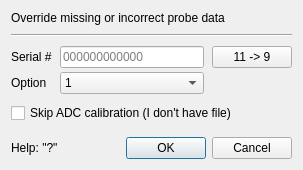
First picture: the form in Forms/IMForceDlg.ui, repository billkarsh/SpikeGLX, before the edit.
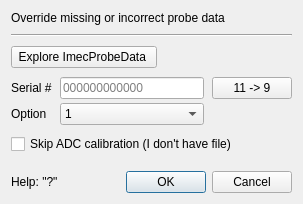
Second picture: the form after the edit.

Commit message: Force gets 'Explore ImecProbeData' button

The edit to the form file:
```diff
--- a/Forms/IMForceDlg.ui
+++ b/Forms/IMForceDlg.ui
@@ -7,7 +7,7 @@
     <x>0</x>
     <y>0</y>
     <width>293</width>
-    <height>170</height>
+    <height>204</height>
    </rect>
   </property>
   <property name="windowTitle">
@@ -17,7 +17,57 @@
    <property name="verticalSpacing">
     <number>9</number>
    </property>
+   <item row="0" column="0">
+    <widget class="QLabel" name="label">
+     <property name="text">
+      <string>Override missing or incorrect probe data</string>
+     </property>
+    </widget>
+   </item>
+   <item row="1" column="0">
+    <widget class="Line" name="line">
+     <property name="sizePolicy">
+      <sizepolicy hsizetype="Expanding" vsizetype="Fixed">
+       <horstretch>0</horstretch>
+       <verstretch>0</verstretch>
+      </sizepolicy>
+     </property>
+     <property name="orientation">
+      <enum>Qt::Horizontal</enum>
+     </property>
+    </widget>
+   </item>
    <item row="2" column="0">
+    <layout class="QHBoxLayout" name="horizontalLayout_2">
+     <item>
+      <widget class="QPushButton" name="exploreBut">
+       <property name="sizePolicy">
+        <sizepolicy hsizetype="Preferred" vsizetype="Preferred">
+         <horstretch>0</horstretch>
+         <verstretch>0</verstretch>
+        </sizepolicy>
+       </property>
+       <property name="text">
+        <string> Explore ImecProbeData  </string>
+       </property>
+      </widget>
+     </item>
+     <item>
+      <spacer name="horizontalSpacer_2">
+       <property name="orientation">
+        <enum>Qt::Horizontal</enum>
+       </property>
+       <property name="sizeHint" stdset="0">
+        <size>
+         <width>40</width>
+         <height>20</height>
+        </size>
+       </property>
+      </spacer>
+     </item>
+    </layout>
+   </item>
+   <item row="3" column="0">
     <layout class="QGridLayout" name="gridLayout">
      <property name="horizontalSpacing">
       <number>8</number>
@@ -115,7 +165,33 @@
      </item>
     </layout>
    </item>
+   <item row="4" column="0">
+    <widget class="QCheckBox" name="skipChk">
+     <property name="sizePolicy">
+      <sizepolicy hsizetype="Preferred" vsizetype="Preferred">
+       <horstretch>0</horstretch>
+       <verstretch>0</verstretch>
+      </sizepolicy>
+     </property>
+     <property name="text">
+      <string>Skip ADC calibration (I don't have file)</string>
+     </property>
+    </widget>
+   </item>
    <item row="5" column="0">
+    <spacer name="verticalSpacer">
+     <property name="orientation">
+      <enum>Qt::Vertical</enum>
+     </property>
+     <property name="sizeHint" stdset="0">
+      <size>
+       <width>10</width>
+       <height>12</height>
+      </size>
+     </property>
+    </spacer>
+   </item>
+   <item row="6" column="0">
     <layout class="QHBoxLayout" name="horizontalLayout">
      <property name="spacing">
       <number>8</number>
@@ -164,52 +240,6 @@
      </item>
     </layout>
    </item>
-   <item row="4" column="0">
-    <spacer name="verticalSpacer">
-     <property name="orientation">
-      <enum>Qt::Vertical</enum>
-     </property>
-     <property name="sizeHint" stdset="0">
-      <size>
-       <width>0</width>
-       <height>2</height>
-      </size>
-     </property>
-    </spacer>
-   </item>
-   <item row="0" column="0">
-    <widget class="QLabel" name="label">
-     <property name="text">
-      <string>Override missing or incorrect probe data</string>
-     </property>
-    </widget>
-   </item>
-   <item row="3" column="0">
-    <widget class="QCheckBox" name="skipChk">
-     <property name="sizePolicy">
-      <sizepolicy hsizetype="Preferred" vsizetype="Preferred">
-       <horstretch>0</horstretch>
-       <verstretch>0</verstretch>
-      </sizepolicy>
-     </property>
-     <property name="text">
-      <string>Skip ADC calibration (I don't have file)</string>
-     </property>
-    </widget>
-   </item>
-   <item row="1" column="0">
-    <widget class="Line" name="line">
-     <property name="sizePolicy">
-      <sizepolicy hsizetype="Expanding" vsizetype="Fixed">
-       <horstretch>0</horstretch>
-       <verstretch>0</verstretch>
-      </sizepolicy>
-     </property>
-     <property name="orientation">
-      <enum>Qt::Horizontal</enum>
-     </property>
-    </widget>
-   </item>
   </layout>
  </widget>
  <tabstops>
```
Left out of the diff: 1 changed line with no effect on the pictures. The commit also changes 3 other files.
